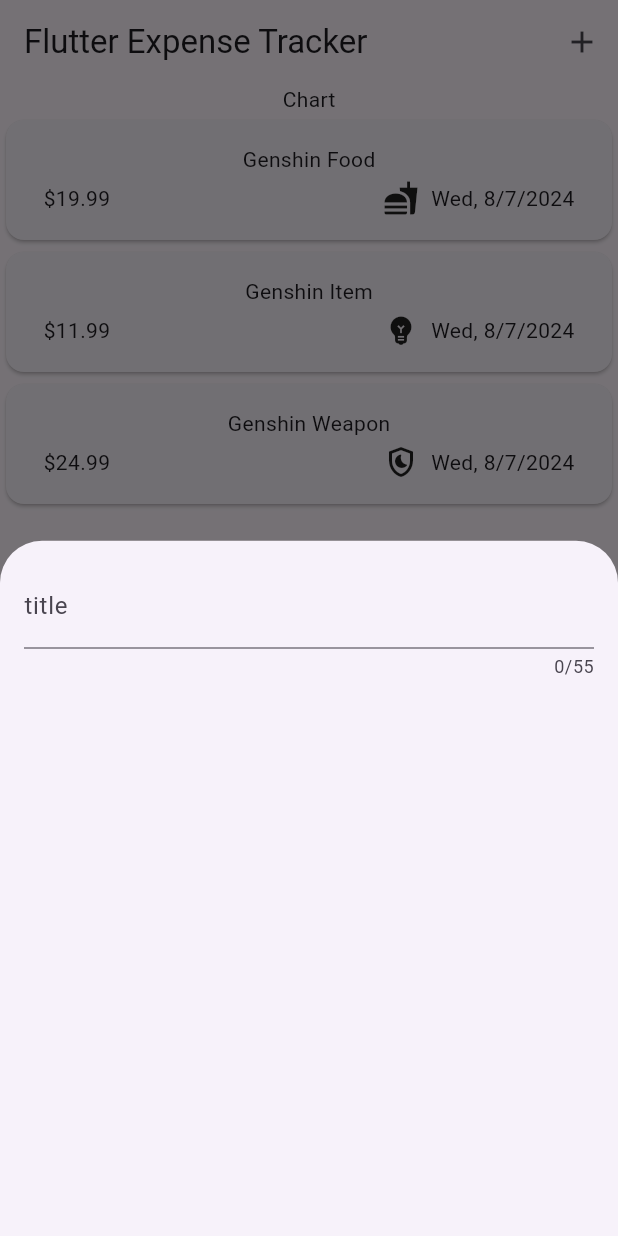
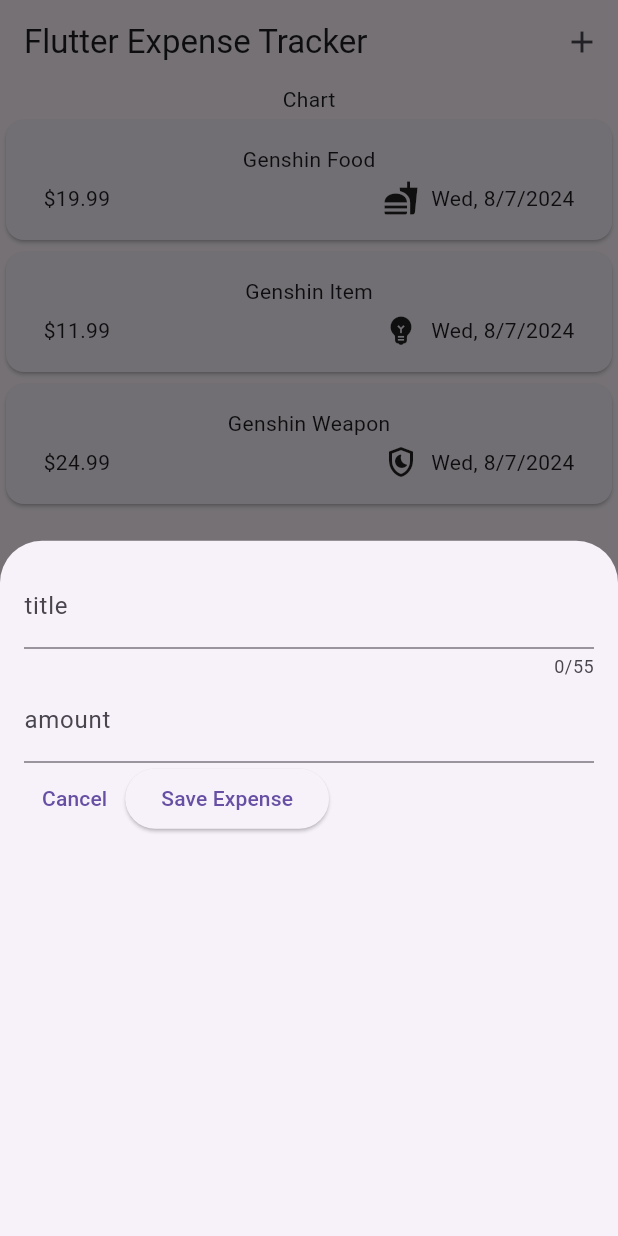
Before and after one commit to heatherbrain/Expense-Flutter, a Flutter app: the screen it shows after launch, after a tap on the "add" icon, on a phone screen of 412 x 824 dp. Run offline on Flutter 3.47's test engine with Material 3 defaults, Android fonts, the phone set to English and light mode, and no system bars.

Commit message:
adding new TextInput

```diff
--- a/lib/widgets/new_expense.dart
+++ b/lib/widgets/new_expense.dart
@@ -10,17 +10,45 @@ class NewExpense extends StatefulWidget {
 }
 
 class _NewExpenseState extends State<NewExpense> {
+  final _titleController = TextEditingController();
+  final _amountController = TextEditingController();
+
+  @override
+  void dispose() {
+    _titleController.dispose();
+    _amountController.dispose();
+    super.dispose();
+  }
+
   @override
   Widget build(BuildContext context) {
-    return const Padding(
-      padding:  EdgeInsets.all(16),
+    return Padding(
+      padding: EdgeInsets.all(16),
       child: Column(
         children: [
           TextField(
+            controller: _titleController,
             maxLength: 55,
-            decoration: InputDecoration(
-              label: Text('title')
-            ),
+            decoration: const InputDecoration(label: Text('title')),
+          ),
+          TextField(
+            controller: _amountController,
+            keyboardType: TextInputType.number,
+            decoration: const InputDecoration(
+              prefixText: '\$',
+              label: Text('amount'),
+              ),
+          ),
+          Row(
+            children: [
+              TextButton(onPressed: () {}, child: const Text('Cancel'),),
+              ElevatedButton(
+                  onPressed: () {
+                    print(_titleController.text);
+                    print(_amountController.text);
+                  },
+                  child: const Text('Save Expense'))
+            ],
           ),
         ],
       ),
```
